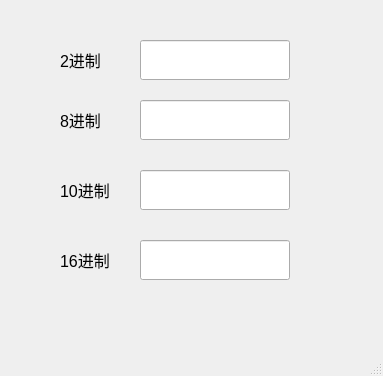
Before: the Qt Designer form mainwindow.ui in kengsini250/hexconvert, drawn with Qt 5.
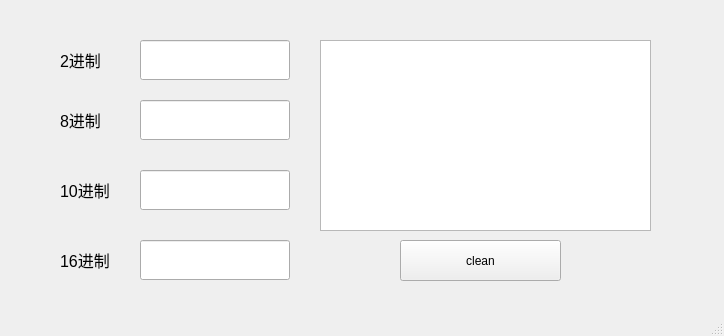
After: the same form once the commit is applied.

```diff
--- a/mainwindow.ui
+++ b/mainwindow.ui
@@ -6,8 +6,8 @@
    <rect>
     <x>0</x>
     <y>0</y>
-    <width>383</width>
-    <height>376</height>
+    <width>724</width>
+    <height>336</height>
    </rect>
   </property>
   <property name="windowTitle">
@@ -146,6 +146,37 @@
      </font>
     </property>
    </widget>
+   <widget class="QTextEdit" name="textEdit">
+    <property name="geometry">
+     <rect>
+      <x>320</x>
+      <y>40</y>
+      <width>331</width>
+      <height>191</height>
+     </rect>
+    </property>
+    <property name="font">
+     <font>
+      <pointsize>12</pointsize>
+     </font>
+    </property>
+    <property name="readOnly">
+     <bool>true</bool>
+    </property>
+   </widget>
+   <widget class="QPushButton" name="pushButton">
+    <property name="geometry">
+     <rect>
+      <x>400</x>
+      <y>240</y>
+      <width>161</width>
+      <height>41</height>
+     </rect>
+    </property>
+    <property name="text">
+     <string>clean</string>
+    </property>
+   </widget>
   </widget>
   <widget class="QMenuBar" name="menubar">
    <property name="geometry">
```
Left out of the diff: 4 changed lines with no effect on the pictures.
